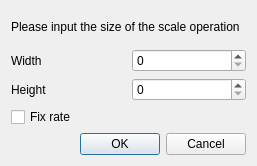
Munstar/LightImage, file app/res/scaledialog.ui: the form before one commit.
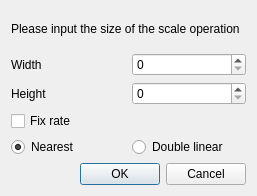
The form after the commit.

Patch:
```diff
--- a/app/res/scaledialog.ui
+++ b/app/res/scaledialog.ui
@@ -7,7 +7,7 @@
     <x>0</x>
     <y>0</y>
     <width>257</width>
-    <height>166</height>
+    <height>196</height>
    </rect>
   </property>
   <property name="windowTitle">
@@ -56,6 +56,27 @@
      </property>
     </widget>
    </item>
+   <item>
+    <layout class="QHBoxLayout" name="horizontalLayout_3">
+     <item>
+      <widget class="QRadioButton" name="radioButton_nearest">
+       <property name="text">
+        <string>Nearest</string>
+       </property>
+       <property name="checked">
+        <bool>true</bool>
+       </property>
+      </widget>
+     </item>
+     <item>
+      <widget class="QRadioButton" name="radioButton_dlinear">
+       <property name="text">
+        <string>Double linear</string>
+       </property>
+      </widget>
+     </item>
+    </layout>
+   </item>
    <item>
     <widget class="QDialogButtonBox" name="buttonBox">
      <property name="orientation">
```
Left out of the diff: 2 changed lines with no effect on the pictures.
